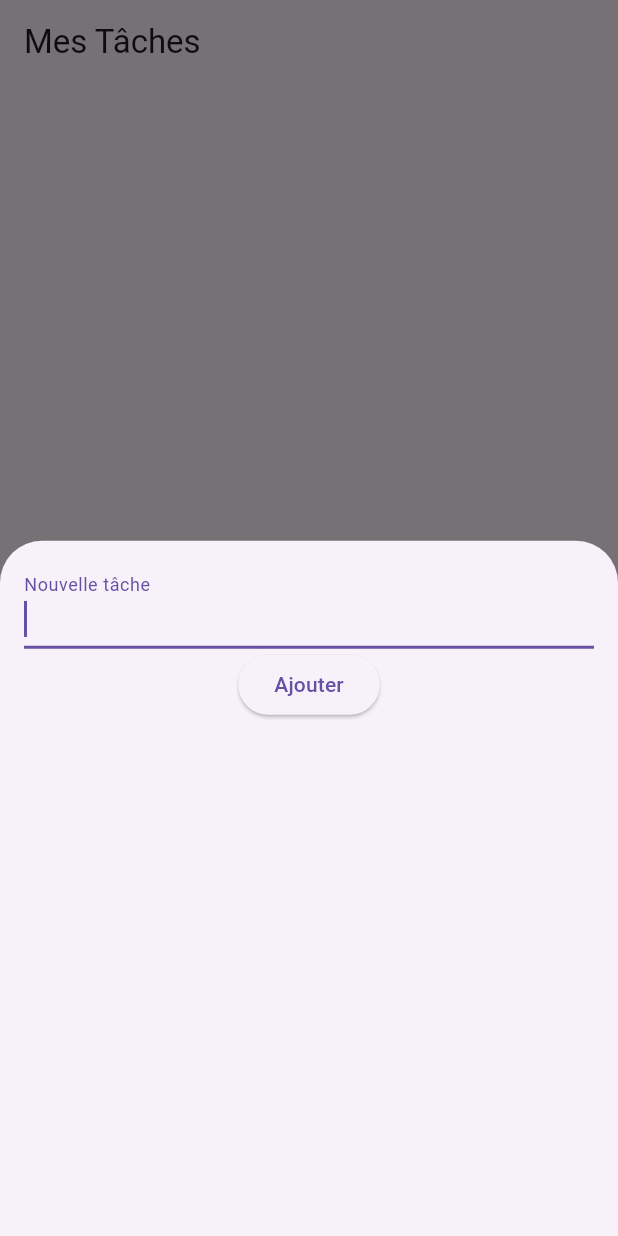
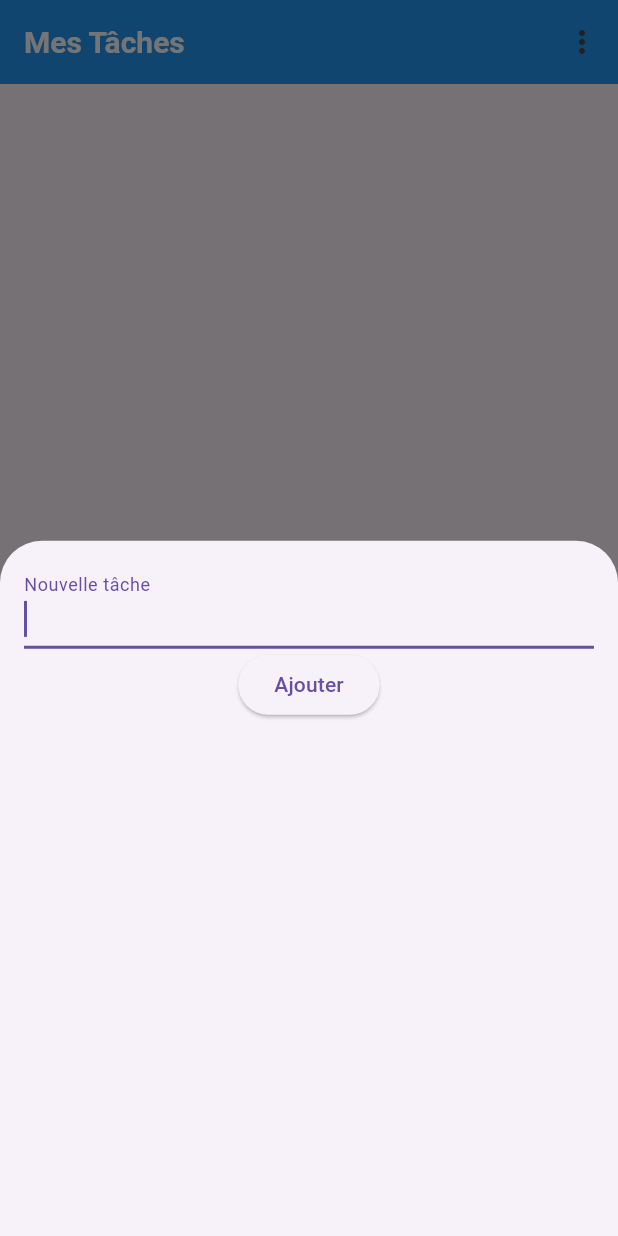
Before and after one commit to MargeDeGain10/project-flutter-final, a Flutter app: the screen it shows after launch, after a tap on the "add" icon, on a phone screen of 412 x 824 dp. Run offline on Flutter 3.47's test engine with Material 3 defaults, Android fonts, the phone set to English and light mode, and no system bars; our stand-ins replace shared_preferences.

Commit message:
feature : ajout du fichier constants.dart + Trie des tâches+ confirmation suppression

```diff
--- a/lib/main.dart
+++ b/lib/main.dart
@@ -2,6 +2,7 @@ import 'package:flutter/material.dart';
 import 'package:provider/provider.dart';
 import 'data/task_data.dart';
 import 'screens/home_screen.dart';
+import 'utils/constants.dart';
 
 void main() {
   runApp(MyApp());
@@ -14,6 +15,9 @@ class MyApp extends StatelessWidget {
       create: (_) => TaskData()..loadTasks(),
       child: MaterialApp(
         debugShowCheckedModeBanner: false,
+        theme: ThemeData.light(),
+        darkTheme: ThemeData.dark(),
+        themeMode: ThemeMode.system,
         home: HomeScreen(),
       ),
     );
--- a/lib/screens/home_screen.dart
+++ b/lib/screens/home_screen.dart
@@ -3,14 +3,31 @@ import 'package:provider/provider.dart';
 import '../data/task_data.dart';
 import '../widgets/task_list.dart';
 import 'add_task_screen.dart';
+import '../utils/constants.dart';
 
 class HomeScreen extends StatelessWidget {
   @override
   Widget build(BuildContext context) {
     return Scaffold(
-      appBar: AppBar(title: Text('Mes Tâches')),
+      appBar: AppBar(
+        backgroundColor: AppColors.primary,
+        title: Text('Mes Tâches', style: AppStyles.appBarTitle),
+        actions: [
+          PopupMenuButton<String>(
+            onSelected: (value) {
+              if (value == 'name') context.read<TaskData>().sortByName();
+              if (value == 'status') context.read<TaskData>().sortByStatus();
+            },
+            itemBuilder: (context) => [
+              PopupMenuItem(value: 'name', child: Text('Trier par nom')),
+              PopupMenuItem(value: 'status', child: Text('Trier par statut')),
+            ],
+          )
+        ],
+      ),
       body: TaskList(),
       floatingActionButton: FloatingActionButton(
+        backgroundColor: AppColors.accent,
         child: Icon(Icons.add),
         onPressed: () => showModalBottomSheet(
           context: context,
--- /dev/null
+++ b/lib/utils/constants.dart
@@ -0,0 +1,28 @@
+import 'package:flutter/material.dart';
+
+class AppColors {
+  static const Color primary = Color(0xFF2196F3);
+  static const Color accent = Color(0xFF1976D2);
+  static const Color background = Color(0xFFF0F0F0);
+}
+
+class AppStyles {
+  static const TextStyle appBarTitle = TextStyle(
+    fontSize: 20,
+    fontWeight: FontWeight.bold,
+    color: Colors.white,
+  );
+
+  static const TextStyle taskTitle = TextStyle(
+    fontSize: 18,
+    fontWeight: FontWeight.w500,
+    color: Colors.black87,
+  );
+
+  static const TextStyle taskTitleDone = TextStyle(
+    fontSize: 18,
+    fontWeight: FontWeight.w500,
+    decoration: TextDecoration.lineThrough,
+    color: Colors.grey,
+  );
+}
```
Also changed, not shown: lib/data/task_data.dart (+14 -0 lines), lib/widgets/task_title.dart (+24 -3 lines).
